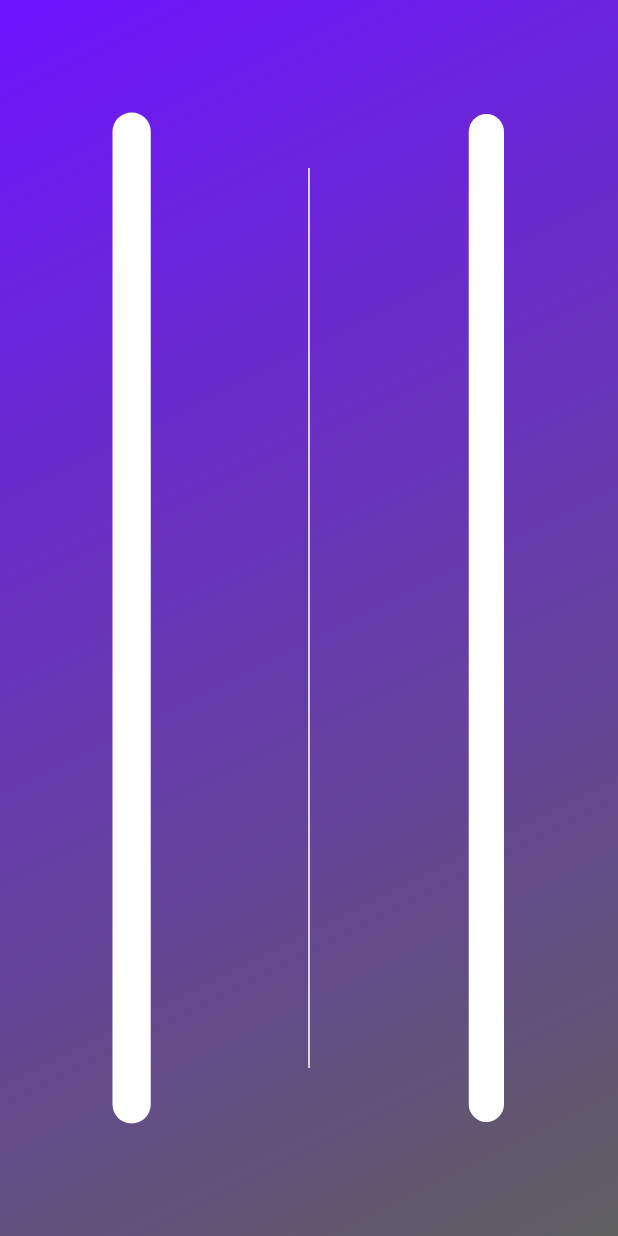
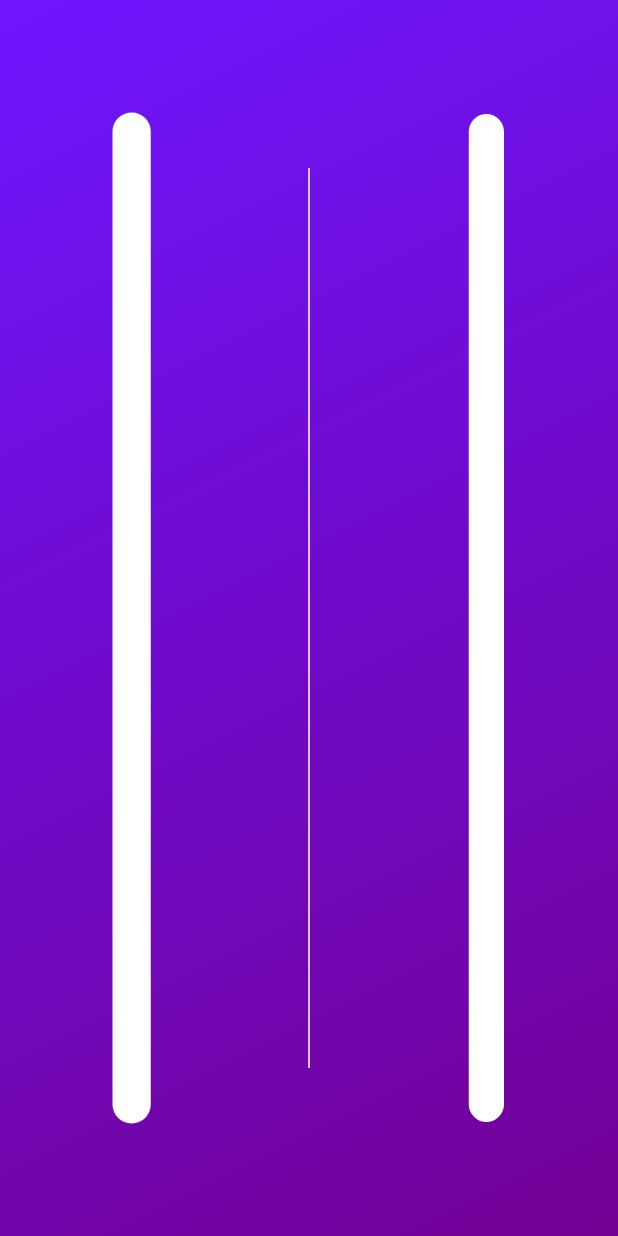
Before and after one commit to harsh-8989/Software-Eng.-project, a Flutter app: the screen it shows after launch, after a tap on "ENTER", on a phone screen of 412 x 824 dp. Run offline on Flutter 3.47's test engine with Material 2 defaults, Android fonts, the phone set to English and light mode, and no system bars; our stand-ins replace cloud_firestore, firebase_auth; accounts and stored records are empty.

Commit message:
Update login_page.dart

```diff
--- a/swe_flutter/flu/lib/login_page.dart
+++ b/swe_flutter/flu/lib/login_page.dart
@@ -37,8 +37,8 @@ class _LoginPageState extends State<LoginPage> {
                     begin: Alignment.topLeft,
                     end: Alignment.bottomRight,
                     colors: <Color>[
-                      Color(0xFF6E14FF),
-                      Color(0xFF5F5F5F)
+                      Color(0xFF6E15FF),
+                      Color(0xFF720094)
                     ])
             ),
           ),
```
